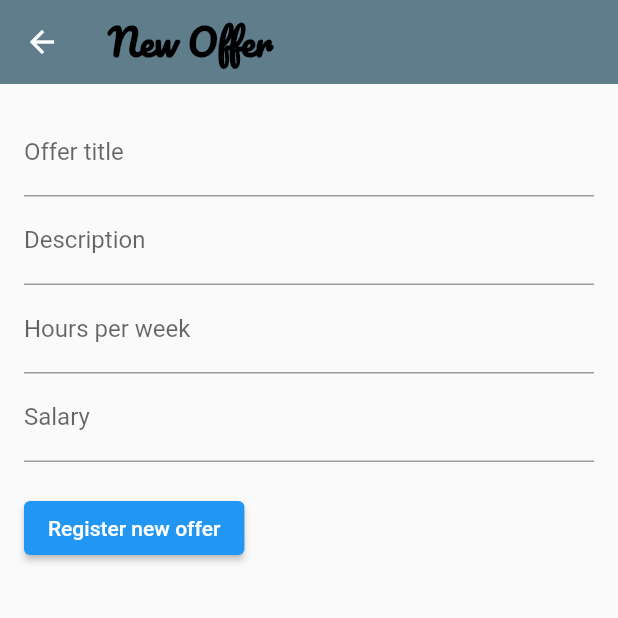
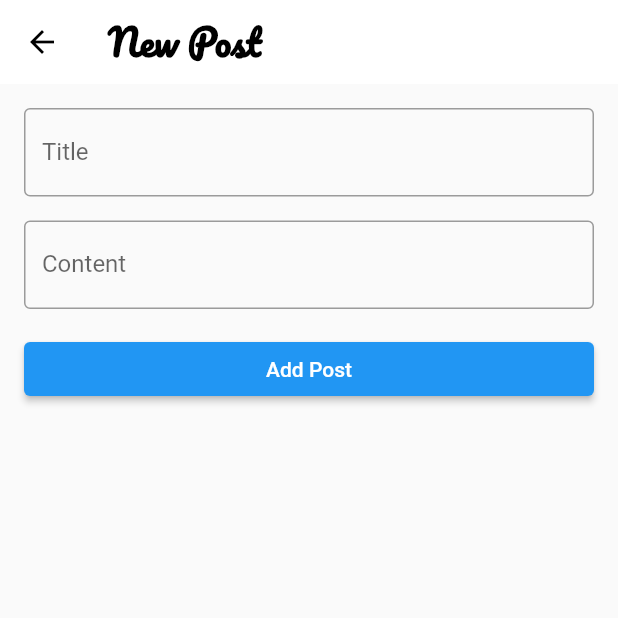
Before and after one commit to Falchizao/worker_client, a Flutter app: the RootPage screen opened directly, item 2 of the bottom bar chosen, after a tap on the "add" icon, on a phone screen of 412 x 824 dp, the top half of it. Run offline on Flutter 3.47's test engine with Material 2 defaults, Android fonts, the phone set to English and light mode, and no system bars; our stand-ins replace animated_bottom_navigation_bar, faker, flutter_secure_storage, flutter_svg, fluttertoast, get and 4 more; accounts and stored records are empty; network calls fail.

Commit message:
feat: register post page

```diff
--- a/lib/modules/menu/feed_page.dart
+++ b/lib/modules/menu/feed_page.dart
@@ -4,6 +4,7 @@ import 'package:get/get.dart';
 import 'package:google_fonts/google_fonts.dart';
 import '../../services/jwtservice.dart';
 import '../../services/register_offer.dart';
+import '../../services/register_post.dart';
 import '../../utils/constants.dart';
 import '../chat/chat.dart';
 import '../offers/offers.dart';
@@ -93,7 +94,11 @@ class _RootPageState extends State<RootPage> {
           visible: _shouldShowFloatingButton(), // Set it to false
           child: FloatingActionButton(
             onPressed: () {
-              Get.to(() => RegisterOffer());
+              if (_currentPage == 0) {
+                Get.to(() => RegisterOffer());
+              } else {
+                Get.to(() => RegisterPost());
+              }
             },
             backgroundColor: Colors.white,
             child: const Icon(
--- /dev/null
+++ b/lib/services/register_post.dart
@@ -0,0 +1,92 @@
+import 'package:flutter/material.dart';
+import 'package:google_fonts/google_fonts.dart';
+
+class RegisterPost extends StatefulWidget {
+  const RegisterPost({Key? key}) : super(key: key);
+
+  @override
+  _RegisterPostState createState() => _RegisterPostState();
+}
+
+class _RegisterPostState extends State<RegisterPost> {
+  final _formKey = GlobalKey<FormState>();
+  String? _title;
+  String? _content;
+
+  void _submitForm() {
+    if (_formKey.currentState!.validate()) {
+      _formKey.currentState!.save();
+      // Perform actions with title and content values here
+    }
+  }
+
+  @override
+  Widget build(BuildContext context) {
+    return Scaffold(
+      appBar: AppBar(
+        leading: const BackButton(
+          color: Colors.black, // <-- SEE HERE
+        ),
+        title: Row(
+          mainAxisAlignment: MainAxisAlignment.spaceBetween,
+          children: [
+            Text(
+              'New Post',
+              style: GoogleFonts.pacifico(
+                color: Colors.black,
+                fontWeight: FontWeight.bold,
+                fontSize: 24,
+              ),
+            ),
+          ],
+        ),
+        backgroundColor: Colors.white,
+        elevation: 0.0,
+      ),
+      body: Padding(
+        padding: const EdgeInsets.all(16.0),
+        child: Form(
+          key: _formKey,
+          child: Column(
+            crossAxisAlignment: CrossAxisAlignment.stretch,
+            children: <Widget>[
+              TextFormField(
+                decoration: const InputDecoration(
+                  labelText: 'Title',
+                  border: OutlineInputBorder(),
+                ),
+                validator: (value) {
+                  if (value == null || value.isEmpty) {
+                    return 'Please enter a title';
+                  }
+                  return null;
+                },
+                onSaved: (value) => _title = value,
+              ),
+              const SizedBox(height: 16.0),
+              TextFormField(
+                maxLines: null,
+                decoration: const InputDecoration(
+                  labelText: 'Content',
+                  border: OutlineInputBorder(),
+                ),
+                validator: (value) {
+                  if (value == null || value.isEmpty) {
+                    return 'Please enter content';
+                  }
+                  return null;
+                },
+                onSaved: (value) => _content = value,
+              ),
+              const SizedBox(height: 16.0),
+              ElevatedButton(
+                onPressed: _submitForm,
+                child: const Text('Add Post'),
+              ),
+            ],
+          ),
+        ),
+      ),
+    );
+  }
+}
```
